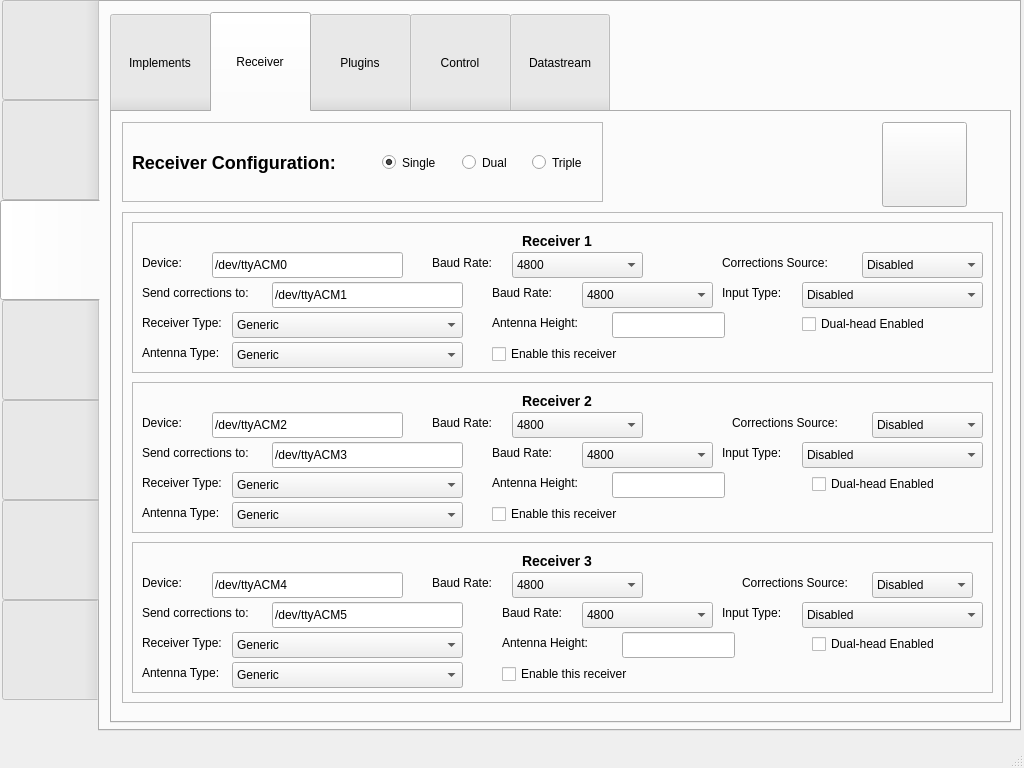
This is window.ui in habaneropep2019/c3desktop as Qt 5 draws it before an edit. The edited form follows.
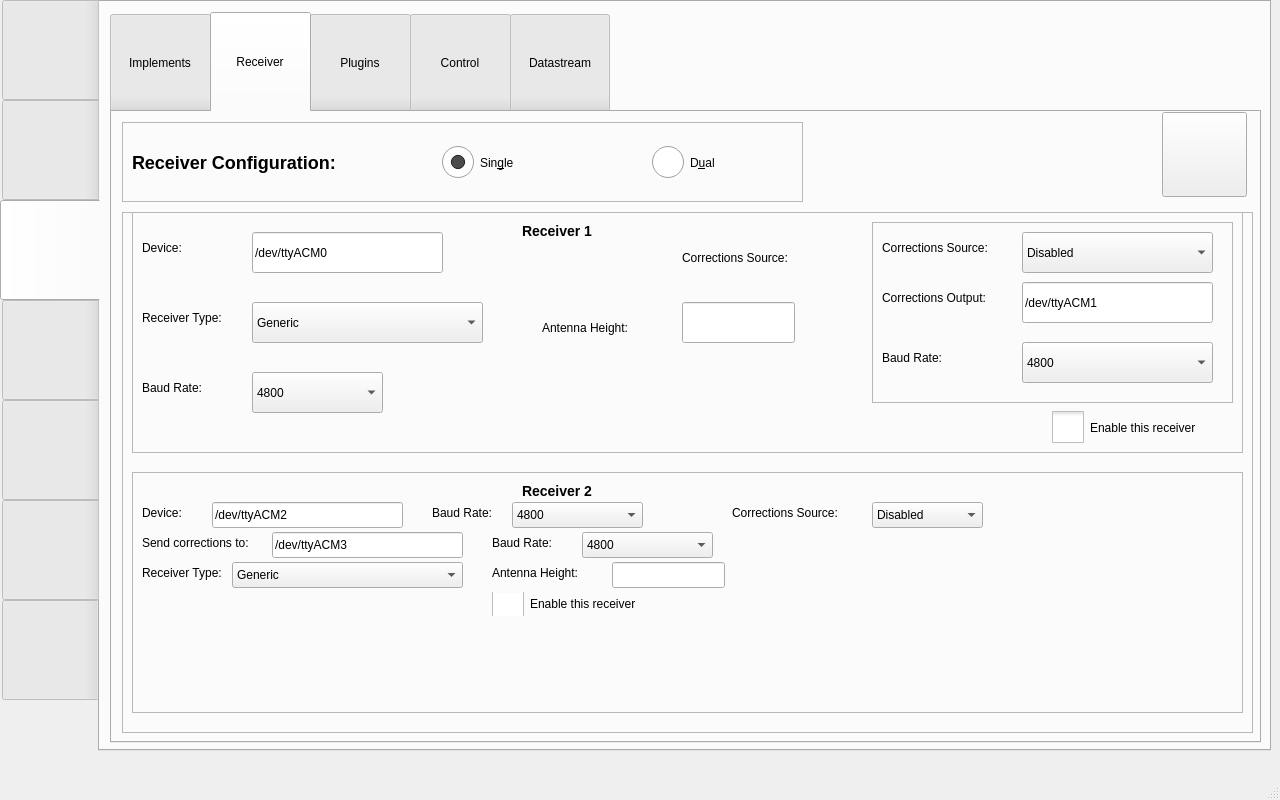
This is the edited form. The open tabs and pages were chosen to show the change. Icons and pictures are not drawn.

```diff
--- a/window.ui
+++ b/window.ui
@@ -6,14 +6,14 @@
    <rect>
     <x>0</x>
     <y>0</y>
-    <width>1024</width>
-    <height>768</height>
+    <width>1280</width>
+    <height>800</height>
    </rect>
   </property>
   <property name="minimumSize">
    <size>
-    <width>1024</width>
-    <height>768</height>
+    <width>1280</width>
+    <height>800</height>
    </size>
   </property>
   <property name="maximumSize">
@@ -36,8 +36,8 @@
      <rect>
       <x>0</x>
       <y>0</y>
-      <width>1021</width>
-      <height>731</height>
+      <width>1271</width>
+      <height>751</height>
      </rect>
     </property>
     <property name="layoutDirection">
@@ -230,8 +230,8 @@
        <rect>
         <x>10</x>
         <y>10</y>
-        <width>901</width>
-        <height>711</height>
+        <width>1151</width>
+        <height>731</height>
        </rect>
       </property>
       <property name="currentIndex">
@@ -470,7 +470,7 @@
          <rect>
           <x>10</x>
           <y>10</y>
-          <width>481</width>
+          <width>681</width>
           <height>80</height>
          </rect>
         </property>
@@ -496,14 +496,17 @@
         <widget class="QRadioButton" name="rcvrSingle">
          <property name="geometry">
           <rect>
-           <x>260</x>
+           <x>320</x>
            <y>20</y>
-           <width>71</width>
+           <width>111</width>
            <height>41</height>
           </rect>
          </property>
+         <property name="styleSheet">
+          <string notr="true">QRadioButton::indicator{width: 32px; height: 32px;}</string>
+         </property>
          <property name="text">
-          <string>Single</string>
+          <string>Sin&amp;gle</string>
          </property>
          <property name="checked">
           <bool>true</bool>
@@ -512,27 +515,17 @@
         <widget class="QRadioButton" name="rcvrDual">
          <property name="geometry">
           <rect>
-           <x>340</x>
+           <x>530</x>
            <y>20</y>
-           <width>71</width>
+           <width>111</width>
            <height>41</height>
           </rect>
          </property>
-         <property name="text">
-          <string>Dual</string>
+         <property name="styleSheet">
+          <string notr="true">QRadioButton::indicator{width: 32px; height: 32px;}</string>
          </property>
-        </widget>
-        <widget class="QRadioButton" name="rcvrTriple">
-         <property name="geometry">
-          <rect>
-           <x>410</x>
-           <y>20</y>
-           <width>61</width>
-           <height>41</height>
-          </rect>
-         </property>
          <property name="text">
-          <string>Triple</string>
+          <string>D&amp;ual</string>
          </property>
         </widget>
        </widget>
@@ -541,8 +534,8 @@
          <rect>
           <x>10</x>
           <y>100</y>
-          <width>881</width>
-          <height>491</height>
+          <width>1131</width>
+          <height>521</height>
          </rect>
         </property>
         <property name="frameShape">
@@ -555,9 +548,9 @@
          <property name="geometry">
           <rect>
            <x>10</x>
-           <y>10</y>
-           <width>861</width>
-           <height>151</height>
+           <y>0</y>
+           <width>1111</width>
+           <height>241</height>
           </rect>
          </property>
          <property name="frameShape">
@@ -583,9 +576,9 @@
           <property name="geometry">
            <rect>
             <x>10</x>
-            <y>30</y>
+            <y>20</y>
             <width>58</width>
-            <height>21</height>
+            <height>31</height>
            </rect>
           </property>
           <property name="text">
@@ -595,10 +588,10 @@
          <widget class="QLineEdit" name="rcvr1_Device">
           <property name="geometry">
            <rect>
-            <x>80</x>
-            <y>30</y>
+            <x>120</x>
+            <y>20</y>
             <width>191</width>
-            <height>26</height>
+            <height>41</height>
            </rect>
           </property>
           <property name="text">
@@ -608,155 +601,26 @@
            <number>50</number>
           </property>
          </widget>
-         <widget class="QComboBox" name="rcvr1_InputType">
-          <property name="geometry">
-           <rect>
-            <x>670</x>
-            <y>60</y>
-            <width>181</width>
-            <height>26</height>
-           </rect>
-          </property>
-          <item>
-           <property name="text">
-            <string>Disabled</string>
-           </property>
-          </item>
-          <item>
-           <property name="text">
-            <string>RTCM3</string>
-           </property>
-          </item>
-         </widget>
-         <widget class="QLabel" name="label_23">
-          <property name="geometry">
-           <rect>
-            <x>590</x>
-            <y>60</y>
-            <width>81</width>
-            <height>21</height>
-           </rect>
-          </property>
-          <property name="text">
-           <string>Input Type:</string>
-          </property>
-         </widget>
          <widget class="QLabel" name="label_24">
           <property name="geometry">
            <rect>
-            <x>590</x>
+            <x>550</x>
             <y>30</y>
             <width>121</width>
-            <height>21</height>
+            <height>31</height>
            </rect>
           </property>
           <property name="text">
            <string>Corrections Source:</string>
           </property>
          </widget>
-         <widget class="QComboBox" name="rcvr1_CorrectionsSrc">
-          <property name="geometry">
-           <rect>
-            <x>730</x>
-            <y>30</y>
-            <width>121</width>
-            <height>26</height>
-           </rect>
-          </property>
-          <item>
-           <property name="text">
-            <string>Disabled</string>
-           </property>
-          </item>
-          <item>
-           <property name="text">
-            <string>NTRIP Client</string>
-           </property>
-          </item>
-          <item>
-           <property name="text">
-            <string>External</string>
-           </property>
-          </item>
-         </widget>
-         <widget class="QLabel" name="label_25">
-          <property name="geometry">
-           <rect>
-            <x>10</x>
-            <y>60</y>
-            <width>131</width>
-            <height>21</height>
-           </rect>
-          </property>
-          <property name="text">
-           <string>Send corrections to:</string>
-          </property>
-         </widget>
-         <widget class="QLineEdit" name="rcvr1_Device_2">
-          <property name="geometry">
-           <rect>
-            <x>140</x>
-            <y>60</y>
-            <width>191</width>
-            <height>26</height>
-           </rect>
-          </property>
-          <property name="text">
-           <string>/dev/ttyACM1</string>
-          </property>
-          <property name="maxLength">
-           <number>50</number>
-          </property>
-         </widget>
-         <widget class="QLabel" name="label_26">
-          <property name="geometry">
-           <rect>
-            <x>360</x>
-            <y>90</y>
-            <width>131</width>
-            <height>21</height>
-           </rect>
-          </property>
-          <property name="text">
-           <string>Antenna Height:</string>
-          </property>
-         </widget>
-         <widget class="QLineEdit" name="rcvr1_AntHeight">
-          <property name="geometry">
-           <rect>
-            <x>480</x>
-            <y>90</y>
-            <width>113</width>
-            <height>26</height>
-           </rect>
-          </property>
-          <property name="maxLength">
-           <number>5</number>
-          </property>
-          <property name="clearButtonEnabled">
-           <bool>true</bool>
-          </property>
-         </widget>
-         <widget class="QCheckBox" name="rcvr1_DualHeadEnabled">
-          <property name="geometry">
-           <rect>
-            <x>670</x>
-            <y>90</y>
-            <width>141</width>
-            <height>24</height>
-           </rect>
-          </property>
-          <property name="text">
-           <string>Dual-head Enabled</string>
-          </property>
-         </widget>
          <widget class="QLabel" name="label_27">
           <property name="geometry">
            <rect>
             <x>10</x>
             <y>90</y>
             <width>91</width>
-            <height>21</height>
+            <height>31</height>
            </rect>
           </property>
           <property name="text">
@@ -766,10 +630,10 @@
          <widget class="QComboBox" name="rcvr1_Type">
           <property name="geometry">
            <rect>
-            <x>100</x>
+            <x>120</x>
             <y>90</y>
             <width>231</width>
-            <height>26</height>
+            <height>41</height>
            </rect>
           </property>
           <item>
@@ -806,137 +670,35 @@
          <widget class="QCheckBox" name="rcvr1_checkEnabled">
           <property name="geometry">
            <rect>
-            <x>360</x>
-            <y>120</y>
-            <width>151</width>
-            <height>24</height>
+            <x>920</x>
+            <y>190</y>
+            <width>181</width>
+            <height>51</height>
            </rect>
           </property>
+          <property name="styleSheet">
+           <string notr="true">QCheckBox:indicator {width:32px; height: 32px;}</string>
+          </property>
           <property name="text">
            <string>Enable this receiver</string>
           </property>
+          <property name="iconSize">
+           <size>
+            <width>32</width>
+            <height>32</height>
+           </size>
+          </property>
           <property name="checked">
            <bool>false</bool>
           </property>
          </widget>
-         <widget class="QLabel" name="label_28">
-          <property name="geometry">
-           <rect>
-            <x>10</x>
-            <y>120</y>
-            <width>91</width>
-            <height>21</height>
-           </rect>
-          </property>
-          <property name="text">
-           <string>Antenna Type:</string>
-          </property>
-         </widget>
-         <widget class="QComboBox" name="rcvr1_AntennaType">
-          <property name="geometry">
-           <rect>
-            <x>100</x>
-            <y>120</y>
-            <width>231</width>
-            <height>26</height>
-           </rect>
-          </property>
-          <item>
-           <property name="text">
-            <string>Generic</string>
-           </property>
-          </item>
-          <item>
-           <property name="text">
-            <string>SkyTraq</string>
-           </property>
-          </item>
-          <item>
-           <property name="text">
-            <string>Trimble</string>
-           </property>
-          </item>
-          <item>
-           <property name="text">
-            <string>Libranext Positioning Solutions</string>
-           </property>
-          </item>
-         </widget>
-         <widget class="QLabel" name="label_51">
-          <property name="geometry">
-           <rect>
-            <x>360</x>
-            <y>60</y>
-            <width>81</width>
-            <height>21</height>
-           </rect>
-          </property>
-          <property name="text">
-           <string>Baud Rate:</string>
-          </property>
-         </widget>
-         <widget class="QComboBox" name="rcvr1_BaudRate_2">
-          <property name="geometry">
-           <rect>
-            <x>450</x>
-            <y>60</y>
-            <width>131</width>
-            <height>26</height>
-           </rect>
-          </property>
-          <item>
-           <property name="text">
-            <string>4800</string>
-           </property>
-          </item>
-          <item>
-           <property name="text">
-            <string>9600</string>
-           </property>
-          </item>
-          <item>
-           <property name="text">
-            <string>19200</string>
-           </property>
-          </item>
-          <item>
-           <property name="text">
-            <string>38400</string>
-           </property>
-          </item>
-          <item>
-           <property name="text">
-            <string>57600</string>
-           </property>
-          </item>
-          <item>
-           <property name="text">
-            <string>115200</string>
-           </property>
-          </item>
-          <item>
-           <property name="text">
-            <string>230400</string>
-           </property>
-          </item>
-          <item>
-           <property name="text">
-            <string>460800</string>
-           </property>
-          </item>
-          <item>
-           <property name="text">
-            <string>921600</string>
-           </property>
-          </item>
-         </widget>
          <widget class="QLabel" name="label_52">
           <property name="geometry">
            <rect>
-            <x>300</x>
-            <y>30</y>
+            <x>10</x>
+            <y>160</y>
             <width>81</width>
-            <height>21</height>
+            <height>31</height>
            </rect>
           </property>
           <property name="text">
@@ -946,10 +708,10 @@
          <widget class="QComboBox" name="rcvr1_BaudRate">
           <property name="geometry">
            <rect>
-            <x>380</x>
-            <y>30</y>
+            <x>120</x>
+            <y>160</y>
             <width>131</width>
-            <height>26</height>
+            <height>41</height>
            </rect>
           </property>
           <item>
@@ -998,14 +760,194 @@
            </property>
           </item>
          </widget>
+         <widget class="QFrame" name="frame_7">
+          <property name="geometry">
+           <rect>
+            <x>740</x>
+            <y>10</y>
+            <width>361</width>
+            <height>181</height>
+           </rect>
+          </property>
+          <property name="frameShape">
+           <enum>QFrame::Shape::StyledPanel</enum>
+          </property>
+          <property name="frameShadow">
+           <enum>QFrame::Shadow::Raised</enum>
+          </property>
+          <widget class="QComboBox" name="rcvr1_BaudRate_2">
+           <property name="geometry">
+            <rect>
+             <x>150</x>
+             <y>120</y>
+             <width>191</width>
+             <height>41</height>
+            </rect>
+           </property>
+           <item>
+            <property name="text">
+             <string>4800</string>
+            </property>
+           </item>
+           <item>
+            <property name="text">
+             <string>9600</string>
+            </property>
+           </item>
+           <item>
+            <property name="text">
+             <string>19200</string>
+            </property>
+           </item>
+           <item>
+            <property name="text">
+             <string>38400</string>
+            </property>
+           </item>
+           <item>
+            <property name="text">
+             <string>57600</string>
+            </property>
+           </item>
+           <item>
+            <property name="text">
+             <string>115200</string>
+            </property>
+           </item>
+           <item>
+            <property name="text">
+             <string>230400</string>
+            </property>
+           </item>
+           <item>
+            <property name="text">
+             <string>460800</string>
+            </property>
+           </item>
+           <item>
+            <property name="text">
+             <string>921600</string>
+            </property>
+           </item>
+          </widget>
+          <widget class="QLabel" name="label_51">
+           <property name="geometry">
+            <rect>
+             <x>10</x>
+             <y>120</y>
+             <width>81</width>
+             <height>31</height>
+            </rect>
+           </property>
+           <property name="text">
+            <string>Baud Rate:</string>
+           </property>
+          </widget>
+          <widget class="QComboBox" name="rcvr1_CorrectionsSrc">
+           <property name="geometry">
+            <rect>
+             <x>150</x>
+             <y>10</y>
+             <width>191</width>
+             <height>41</height>
+            </rect>
+           </property>
+           <item>
+            <property name="text">
+             <string>Disabled</string>
+            </property>
+           </item>
+           <item>
+            <property name="text">
+             <string>NTRIP Client</string>
+            </property>
+           </item>
+           <item>
+            <property name="text">
+             <string>External</string>
+            </property>
+           </item>
+          </widget>
+          <widget class="QLineEdit" name="rcvr1_Device_2">
+           <property name="geometry">
+            <rect>
+             <x>150</x>
+             <y>60</y>
+             <width>191</width>
+             <height>41</height>
+            </rect>
+           </property>
+           <property name="text">
+            <string>/dev/ttyACM1</string>
+           </property>
+           <property name="maxLength">
+            <number>50</number>
+           </property>
+          </widget>
+          <widget class="QLabel" name="label_25">
+           <property name="geometry">
+            <rect>
+             <x>10</x>
+             <y>60</y>
+             <width>131</width>
+             <height>31</height>
+            </rect>
+           </property>
+           <property name="text">
+            <string>Corrections Output:</string>
+           </property>
+          </widget>
+          <widget class="QLabel" name="label_28">
+           <property name="geometry">
+            <rect>
+             <x>10</x>
+             <y>10</y>
+             <width>131</width>
+             <height>31</height>
+            </rect>
+           </property>
+           <property name="text">
+            <string>Corrections Source:</string>
+           </property>
+          </widget>
+         </widget>
+         <widget class="QLineEdit" name="rcvr1_AntHeight">
+          <property name="geometry">
+           <rect>
+            <x>550</x>
+            <y>90</y>
+            <width>113</width>
+            <height>41</height>
+           </rect>
+          </property>
+          <property name="maxLength">
+           <number>5</number>
+          </property>
+          <property name="clearButtonEnabled">
+           <bool>true</bool>
+          </property>
+         </widget>
+         <widget class="QLabel" name="label_26">
+          <property name="geometry">
+           <rect>
+            <x>410</x>
+            <y>100</y>
+            <width>131</width>
+            <height>31</height>
+           </rect>
+          </property>
+          <property name="text">
+           <string>Antenna Height:</string>
+          </property>
+         </widget>
         </widget>
         <widget class="QFrame" name="frame_6">
          <property name="geometry">
           <rect>
            <x>10</x>
-           <y>170</y>
-           <width>861</width>
-           <height>151</height>
+           <y>260</y>
+           <width>1111</width>
+           <height>241</height>
           </rect>
          </property>
          <property name="frameShape">
@@ -1056,39 +998,6 @@
            <number>50</number>
           </property>
          </widget>
-         <widget class="QComboBox" name="rcvr2_InputType">
-          <property name="geometry">
-           <rect>
-            <x>670</x>
-            <y>60</y>
-            <width>181</width>
-            <height>26</height>
-           </rect>
-          </property>
-          <item>
-           <property name="text">
-            <string>Disabled</string>
-           </property>
-          </item>
-          <item>
-           <property name="text">
-            <string>RTCM3</string>
-           </property>
-          </item>
-         </widget>
-         <widget class="QLabel" name="label_30">
-          <property name="geometry">
-           <rect>
-            <x>590</x>
-            <y>60</y>
-            <width>81</width>
-            <height>21</height>
-           </rect>
-          </property>
-          <property name="text">
-           <string>Input Type:</string>
-          </property>
-         </widget>
          <widget class="QLabel" name="label_31">
           <property name="geometry">
            <rect>
@@ -1185,19 +1094,6 @@
            <bool>true</bool>
           </property>
          </widget>
-         <widget class="QCheckBox" name="rcvr2_DualHeadEnabled">
-          <property name="geometry">
-           <rect>
-            <x>680</x>
-            <y>90</y>
-            <width>141</width>
-            <height>24</height>
-           </rect>
-          </property>
-          <property name="text">
-           <string>Dual-head Enabled</string>
-          </property>
-         </widget>
          <widget class="QLabel" name="label_34">
           <property name="geometry">
            <rect>
@@ -1260,53 +1156,13 @@
             <height>24</height>
            </rect>
           </property>
+          <property name="styleSheet">
+           <string notr="true">QCheckBox:indicator {width:32px; height: 32px;}</string>
+          </property>
           <property name="text">
            <string>Enable this receiver</string>
           </property>
          </widget>
-         <widget class="QLabel" name="label_35">
-          <property name="geometry">
-           <rect>
-            <x>10</x>
-            <y>120</y>
-            <width>91</width>
-            <height>21</height>
-           </rect>
-          </property>
-          <property name="text">
-           <string>Antenna Type:</string>
-          </property>
-         </widget>
-         <widget class="QComboBox" name="rcvr2_AntennaType">
-          <property name="geometry">
-           <rect>
-            <x>100</x>
-            <y>120</y>
-            <width>231</width>
-            <height>26</height>
-           </rect>
-          </property>
-          <item>
-           <property name="text">
-            <string>Generic</string>
-           </property>
-          </item>
-          <item>
-           <property name="text">
-            <string>SkyTraq</string>
-           </property>
-          </item>
-          <item>
-           <property name="text">
-            <string>Trimble</string>
-           </property>
-          </item>
-          <item>
-           <property name="text">
-            <string>Libranext Positioning Solutions</string>
-           </property>
-          </item>
-         </widget>
          <widget class="QLabel" name="label_53">
           <property name="geometry">
            <rect>
@@ -1444,457 +1300,12 @@
           </item>
          </widget>
         </widget>
-        <widget class="QFrame" name="frame_7">
-         <property name="geometry">
-          <rect>
-           <x>10</x>
-           <y>330</y>
-           <width>861</width>
-           <height>151</height>
-          </rect>
-         </property>
-         <property name="frameShape">
-          <enum>QFrame::Shape::StyledPanel</enum>
-         </property>
-         <property name="frameShadow">
-          <enum>QFrame::Shadow::Raised</enum>
-         </property>
-         <widget class="QLabel" name="label_21">
-          <property name="geometry">
-           <rect>
-            <x>390</x>
-            <y>10</y>
-            <width>81</width>
-            <height>18</height>
-           </rect>
-          </property>
-          <property name="text">
-           <string>&lt;h3&gt;Receiver 3&lt;/h3&gt;</string>
-          </property>
-         </widget>
-         <widget class="QLabel" name="label_36">
-          <property name="geometry">
-           <rect>
-            <x>10</x>
-            <y>30</y>
-            <width>58</width>
-            <height>21</height>
-           </rect>
-          </property>
-          <property name="text">
-           <string>Device:</string>
-          </property>
-         </widget>
-         <widget class="QLineEdit" name="rcvr3_Device">
-          <property name="geometry">
-           <rect>
-            <x>80</x>
-            <y>30</y>
-            <width>191</width>
-            <height>26</height>
-           </rect>
-          </property>
-          <property name="text">
-           <string>/dev/ttyACM4</string>
-          </property>
-          <property name="maxLength">
-           <number>50</number>
-          </property>
-         </widget>
-         <widget class="QComboBox" name="rcvr3_InputType">
-          <property name="geometry">
-           <rect>
-            <x>670</x>
-            <y>60</y>
-            <width>181</width>
-            <height>26</height>
-           </rect>
-          </property>
-          <item>
-           <property name="text">
-            <string>Disabled</string>
-           </property>
-          </item>
-          <item>
-           <property name="text">
-            <string>RTCM3</string>
-           </property>
-          </item>
-         </widget>
-         <widget class="QLabel" name="label_37">
-          <property name="geometry">
-           <rect>
-            <x>590</x>
-            <y>60</y>
-            <width>81</width>
-            <height>21</height>
-           </rect>
-          </property>
-          <property name="text">
-           <string>Input Type:</string>
-          </property>
-         </widget>
-         <widget class="QLabel" name="label_38">
-          <property name="geometry">
-           <rect>
-            <x>610</x>
-            <y>30</y>
-            <width>121</width>
-            <height>21</height>
-           </rect>
-          </property>
-          <property name="text">
-           <string>Corrections Source:</string>
-          </property>
-         </widget>
-         <widget class="QComboBox" name="rcvr3_CorrectionsSrc">
-          <property name="geometry">
-           <rect>
-            <x>740</x>
-            <y>30</y>
-            <width>101</width>
-            <height>26</height>
-           </rect>
-          </property>
-          <item>
-           <property name="text">
-            <string>Disabled</string>
-           </property>
-          </item>
-          <item>
-           <property name="text">
-            <string>NTRIP Client</string>
-           </property>
-          </item>
-          <item>
-           <property name="text">
-            <string>External</string>
-           </property>
-          </item>
-         </widget>
-         <widget class="QLabel" name="label_39">
-          <property name="geometry">
-           <rect>
-            <x>10</x>
-            <y>60</y>
-            <width>131</width>
-            <height>21</height>
-           </rect>
-          </property>
-          <property name="text">
-           <string>Send corrections to:</string>
-          </property>
-         </widget>
-         <widget class="QLineEdit" name="rcvr3_Device_2">
-          <property name="geometry">
-           <rect>
-            <x>140</x>
-            <y>60</y>
-            <width>191</width>
-            <height>26</height>
-           </rect>
-          </property>
-          <property name="text">
-           <string>/dev/ttyACM5</string>
-          </property>
-          <property name="maxLength">
-           <number>50</number>
-          </property>
-         </widget>
-         <widget class="QLabel" name="label_40">
-          <property name="geometry">
-           <rect>
-            <x>370</x>
-            <y>90</y>
-            <width>131</width>
-            <height>21</height>
-           </rect>
-          </property>
-          <property name="text">
-           <string>Antenna Height:</string>
-          </property>
-         </widget>
-         <widget class="QLineEdit" name="rcvr3_AntHeight">
-          <property name="geometry">
-           <rect>
-            <x>490</x>
-            <y>90</y>
-            <width>113</width>
-            <height>26</height>
-           </rect>
-          </property>
-          <property name="maxLength">
-           <number>5</number>
-          </property>
-          <property name="clearButtonEnabled">
-           <bool>true</bool>
-          </property>
-         </widget>
-         <widget class="QCheckBox" name="rcvr3_DualHeadEnabled">
-          <property name="geometry">
-           <rect>
-            <x>680</x>
-            <y>90</y>
-            <width>141</width>
-            <height>24</height>
-           </rect>
-          </property>
-          <property name="text">
-           <string>Dual-head Enabled</string>
-          </property>
-         </widget>
-         <widget class="QLabel" name="label_41">
-          <property name="geometry">
-           <rect>
-            <x>10</x>
-            <y>90</y>
-            <width>91</width>
-            <height>21</height>
-           </rect>
-          </property>
-          <property name="text">
-           <string>Receiver Type:</string>
-          </property>
-         </widget>
-         <widget class="QComboBox" name="rcvr3_Type">
-          <property name="geometry">
-           <rect>
-            <x>100</x>
-            <y>90</y>
-            <width>231</width>
-            <height>26</height>
-           </rect>
-          </property>
-          <item>
-           <property name="text">
-            <string>Generic</string>
-           </property>
-          </item>
-          <item>
-           <property name="text">
-            <string>SkyTraq</string>
-           </property>
-          </item>
-          <item>
-           <property name="text">
-            <string>Trimble</string>
-           </property>
-          </item>
-          <item>
-           <property name="text">
-            <string>u-blox Generation 9</string>
-           </property>
-          </item>
-          <item>
-           <property name="text">
-            <string>u-blox Generation 7</string>
-           </property>
-          </item>
-          <item>
-           <property name="text">
-            <string>Libranext Positioning Solutions</string>
-           </property>
-          </item>
-         </widget>
-         <widget class="QCheckBox" name="rcvr3_checkEnabled">
-          <property name="geometry">
-           <rect>
-            <x>370</x>
-            <y>120</y>
-            <width>151</width>
-            <height>24</height>
-           </rect>
-          </property>
-          <property name="text">
-           <string>Enable this receiver</string>
-          </property>
-         </widget>
-         <widget class="QLabel" name="label_42">
-          <property name="geometry">
-           <rect>
-            <x>10</x>
-            <y>120</y>
-            <width>91</width>
-            <height>21</height>
-           </rect>
-          </property>
-          <property name="text">
-           <string>Antenna Type:</string>
-          </property>
-         </widget>
-         <widget class="QComboBox" name="rcvr3_AntennaType">
-          <property name="geometry">
-           <rect>
-            <x>100</x>
-            <y>120</y>
-            <width>231</width>
-            <height>26</height>
-           </rect>
-          </property>
-          <item>
-           <property name="text">
-            <string>Generic</string>
-           </property>
-          </item>
-          <item>
-           <property name="text">
-            <string>SkyTraq</string>
-           </property>
-          </item>
-          <item>
-           <property name="text">
-            <string>Trimble</string>
-           </property>
-          </item>
-          <item>
-           <property name="text">
-            <string>Libranext Positioning Solutions</string>
-           </property>
-          </item>
-         </widget>
-         <widget class="QLabel" name="label_55">
-          <property name="geometry">
-           <rect>
-            <x>300</x>
-            <y>30</y>
-            <width>81</width>
-            <height>21</height>
-           </rect>
-          </property>
-          <property name="text">
-           <string>Baud Rate:</string>
-          </property>
-         </widget>
-         <widget class="QComboBox" name="rcvr3_BaudRate">
-          <property name="geometry">
-           <rect>
-            <x>380</x>
-            <y>30</y>
-            <width>131</width>
-            <height>26</height>
-           </rect>
-          </property>
-          <item>
-           <property name="text">
-            <string>4800</string>
-           </property>
-          </item>
-          <item>
-           <property name="text">
-            <string>9600</string>
-           </property>
-          </item>
-          <item>
-           <property name="text">
-            <string>19200</string>
-           </property>
-          </item>
-          <item>
-           <property name="text">
-            <string>38400</string>
-           </property>
-          </item>
-          <item>
-           <property name="text">
-            <string>57600</string>
-           </property>
-          </item>
-          <item>
-           <property name="text">
-            <string>115200</string>
-           </property>
-          </item>
-          <item>
-           <property name="text">
-            <string>230400</string>
-           </property>
-          </item>
-          <item>
-           <property name="text">
-            <string>460800</string>
-           </property>
-          </item>
-          <item>
-           <property name="text">
-            <string>921600</string>
-           </property>
-          </item>
-         </widget>
-         <widget class="QLabel" name="label_56">
-          <property name="geometry">
-           <rect>
-            <x>370</x>
-            <y>60</y>
-            <width>81</width>
-            <height>21</height>
-           </rect>
-          </property>
-          <property name="text">
-           <string>Baud Rate:</string>
-          </property>
-         </widget>
-         <widget class="QComboBox" name="rcvr3_BaudRate_2">
-          <property name="geometry">
-           <rect>
-            <x>450</x>
-            <y>60</y>
-            <width>131</width>
-            <height>26</height>
-           </rect>
-          </property>
-          <item>
-           <property name="text">
-            <string>4800</string>
-           </property>
-          </item>
-          <item>
-           <property name="text">
-            <string>9600</string>
-           </property>
-          </item>
-          <item>
-           <property name="text">
-            <string>19200</string>
-           </property>
-          </item>
-          <item>
-           <property name="text">
-            <string>38400</string>
-           </property>
-          </item>
-          <item>
-           <property name="text">
-            <string>57600</string>
-           </property>
-          </item>
-          <item>
-           <property name="text">
-            <string>115200</string>
-           </property>
-          </item>
-          <item>
-           <property name="text">
-            <string>230400</string>
-           </property>
-          </item>
-          <item>
-           <property name="text">
-            <string>460800</string>
-           </property>
-          </item>
-          <item>
-           <property name="text">
-            <string>921600</string>
-           </property>
-          </item>
-         </widget>
-        </widget>
        </widget>
        <widget class="QPushButton" name="saveRcvrConfig">
         <property name="geometry">
          <rect>
-          <x>770</x>
-          <y>10</y>
+          <x>1050</x>
+          <y>0</y>
           <width>85</width>
           <height>85</height>
          </rect>
```
Left out of the diff: 29 changed lines with no effect on the pictures.
